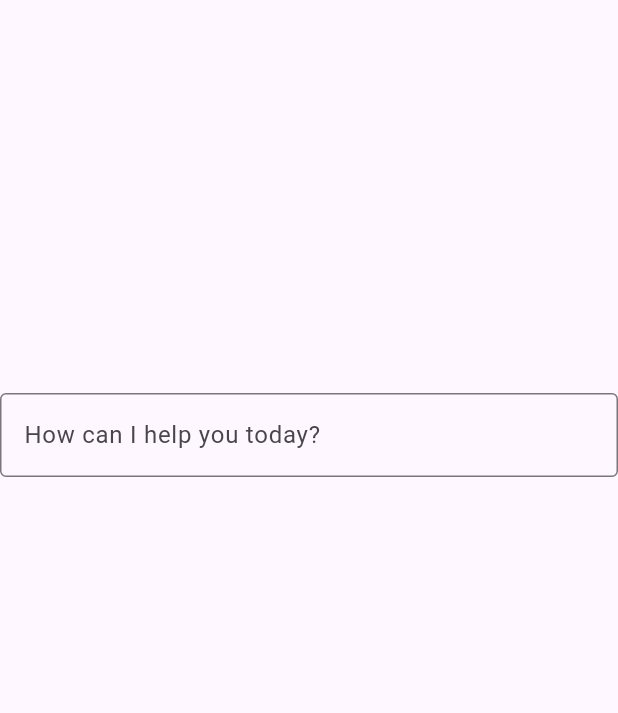
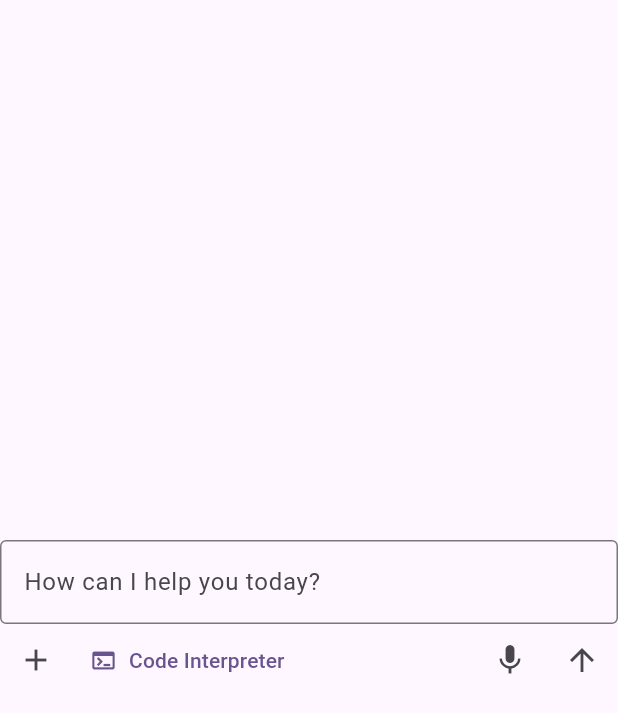
Before and after one commit to mrdonlee/open-webui, a Flutter app: the screen it shows after launch, on a phone screen of 412 x 824 dp. Shown: the top 713 px of the screen. Run offline on Flutter 3.47's test engine with Material 3 defaults, Android fonts, the phone set to English and light mode, and no system bars.

Commit message:
feat: add chat input widget

```diff
--- a/lib/chat_screen.dart
+++ b/lib/chat_screen.dart
@@ -1,4 +1,5 @@
 import 'package:flutter/material.dart';
+import 'package:open_webui/widgets/chat_input_widget.dart';
 
 class ChatScreen extends StatefulWidget {
   const ChatScreen({super.key});
@@ -12,23 +13,6 @@ class _ChatScreenState extends State<ChatScreen> {
 
   @override
   Widget build(BuildContext context) {
-    return Scaffold(
-      body: Center(
-        child: Container(
-          width: 600,
-          height: 300,
-          child: Column(
-            children: [
-              TextField(
-                decoration: InputDecoration(
-                  border: OutlineInputBorder(),
-                  hintText: 'How can I help you today?',
-                ),
-              ),
-            ],
-          ),
-        ),
-      ),
-    );
+    return Scaffold(body: Center(child: ChatInput()));
   }
 }
--- /dev/null
+++ b/lib/widgets/chat_input_widget.dart
@@ -0,0 +1,50 @@
+import 'package:flutter/material.dart';
+
+class ChatInput extends StatefulWidget {
+  const ChatInput({super.key});
+
+  @override
+  State<ChatInput> createState() => _ChatInput();
+}
+
+class _ChatInput extends State<ChatInput> {
+  @override
+  Widget build(BuildContext context) {
+    return SizedBox(
+      width: 600,
+      height: 300,
+      child: Column(
+        mainAxisAlignment: MainAxisAlignment.center,
+        children: [
+          TextField(
+            decoration: InputDecoration(
+              border: OutlineInputBorder(),
+              hintText: 'How can I help you today?',
+            ),
+          ),
+          Row(
+            mainAxisAlignment: MainAxisAlignment.spaceBetween,
+            children: [
+              Row(
+                children: [
+                  IconButton(icon: Icon(Icons.add), onPressed: () {}),
+                  TextButton.icon(
+                    icon: Icon(Icons.terminal),
+                    label: Text("Code Interpreter"),
+                    onPressed: () {},
+                  ),
+                ],
+              ),
+              Row(
+                children: [
+                  IconButton(icon: Icon(Icons.mic), onPressed: () {}),
+                  IconButton(icon: Icon(Icons.arrow_upward), onPressed: () {}),
+                ],
+              ),
+            ],
+          ),
+        ],
+      ),
+    );
+  }
+}
```
